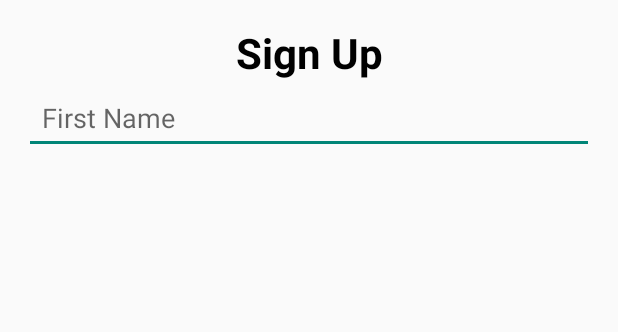
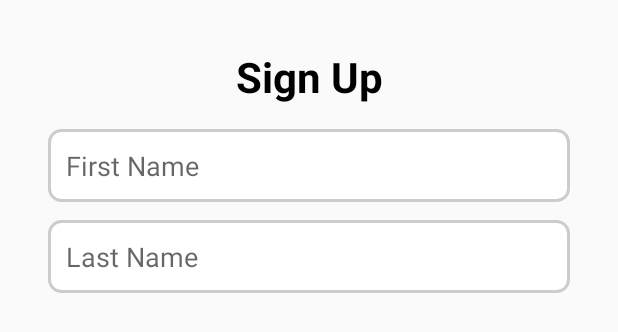
Before and after one commit to AshiqueULmustafa/My-Kotlin-Project, an Android app built with Jetpack Compose: the layout activity_sign_up_page.xml on its own in the app's theme, with its tools: preview values and no code run, on a phone screen of 412 x 824 dp. Shown: the top 332 px of the screen. Run offline under Robolectric (Android 15) with nearby library versions, the phone set to English and light mode, and no system bars.

Commit message:
added edittext background added last name edit text

```diff
--- /dev/null
+++ b/app/src/main/res/drawable/edittext_border.xml
@@ -0,0 +1,6 @@
+<?xml version="1.0" encoding="utf-8"?>
+<shape xmlns:android="http://schemas.android.com/apk/res/android">
+    <solid android:color="#FFFFFF"/>
+    <stroke android:width="2dp" android:color="#CCCCCC"/>
+    <corners android:radius="8dp"/>
+</shape>
--- a/app/src/main/res/layout/activity_sign_up_page.xml
+++ b/app/src/main/res/layout/activity_sign_up_page.xml
@@ -7,7 +7,7 @@
     android:layout_width="match_parent"
     android:layout_height="match_parent"
     tools:context=".SignUpPage"
-    android:padding="16dp">
+    android:padding="32dp">
 
     <TextView
         android:text="@string/sign_up"
@@ -19,13 +19,26 @@
         android:layout_height="wrap_content"/>
 
     <EditText
+        android:layout_marginTop="16dp"
         android:id="@+id/etFname"
         android:hint="@string/first_name"
         android:textColor="@color/black"
         android:padding="12dp"
+        android:background="@drawable/edittext_border"
         android:layout_width="match_parent"
         android:layout_height="wrap_content"
         android:inputType="text"/>
 
+    <EditText
+        android:layout_marginTop="12dp"
+        android:id="@+id/etLname"
+        android:layout_width="match_parent"
+        android:layout_height="wrap_content"
+        android:background="@drawable/edittext_border"
+        android:hint="@string/last_name"
+        android:inputType="text"
+        android:padding="12dp"
+        android:textColor="@color/black" />
+
 
 </LinearLayout>
--- a/app/src/main/res/values/strings.xml
+++ b/app/src/main/res/values/strings.xml
@@ -1,5 +1,6 @@
 <resources>
     <string name="app_name">SignUpPage</string>
     <string name="first_name">First Name</string>
+    <string name="last_name">Last Name</string>
     <string name="sign_up">Sign Up</string>
 </resources>
```
